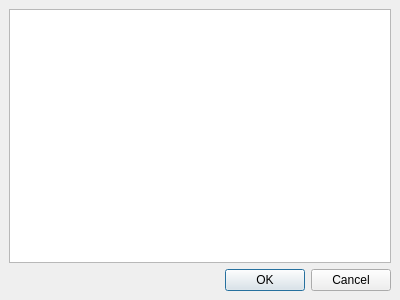
Old version of the form experimental/subdownloaderdialog.ui in the repository sarvex/smplayer.
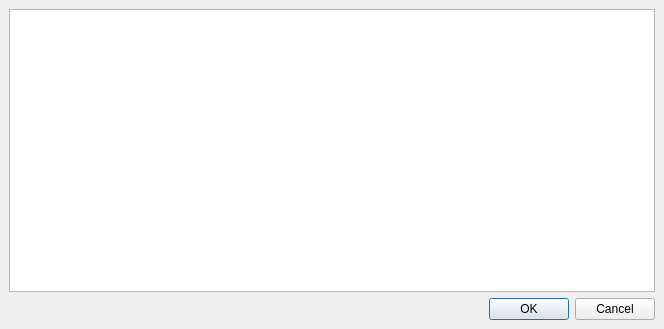
New version of the form.

Commit message: Simplified reading the elements

```diff
--- a/experimental/subdownloaderdialog.ui
+++ b/experimental/subdownloaderdialog.ui
@@ -5,8 +5,8 @@
    <rect>
     <x>0</x>
     <y>0</y>
-    <width>400</width>
-    <height>300</height>
+    <width>664</width>
+    <height>329</height>
    </rect>
   </property>
   <property name="windowTitle" >
```
The commit also changes 2 other files.
